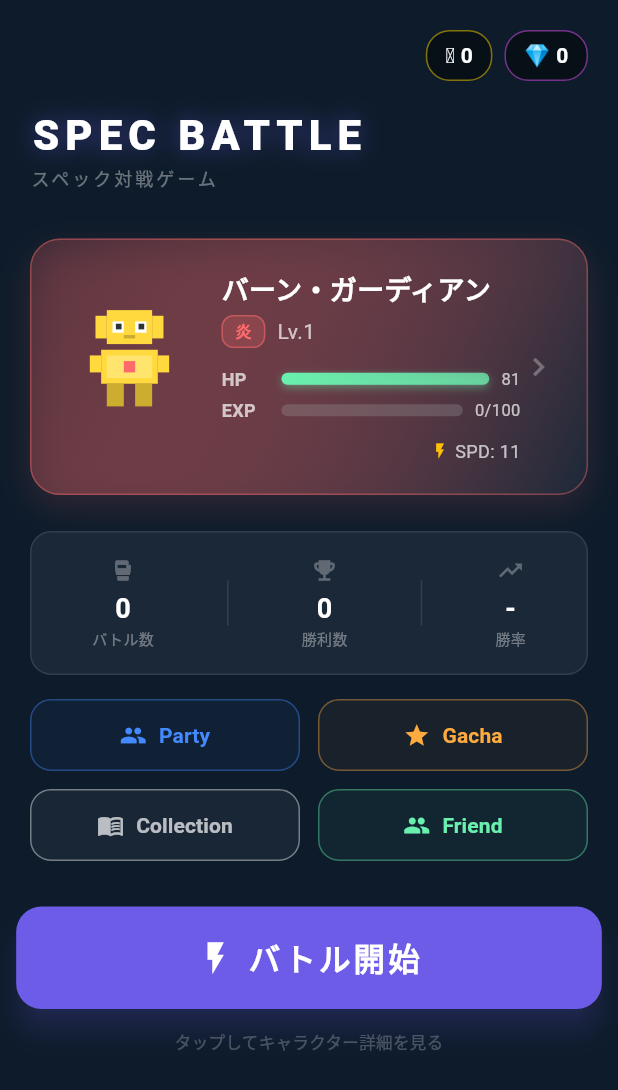
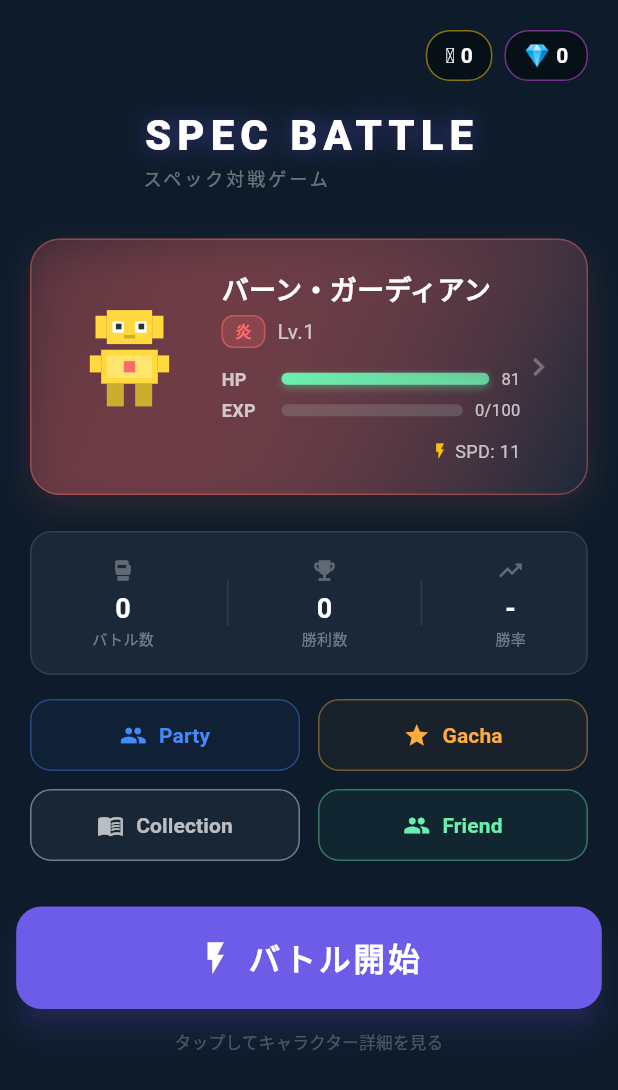
Before and after one commit to ifrit99/SmartPhoneSpecBattle, a Flutter app: the HomeScreen screen opened directly, on a phone screen of 412 x 824 dp. Shown: the top 1090 px of the screen. Run offline on Flutter 3.47's test engine with Material 3 defaults, Android fonts, the phone set to English and light mode, and no system bars; our stand-ins replace audioplayers, shared_preferences; accounts and stored records are empty.

Commit message:
refactor: Remove battery display from the home screen header and adjust the title layout.

```diff
--- a/lib/presentation/screens/home_screen.dart
+++ b/lib/presentation/screens/home_screen.dart
@@ -185,13 +185,8 @@ class _HomeScreenState extends State<HomeScreen> with TickerProviderStateMixin {
             _buildCurrencyHeader(_playerCurrency!),
             const SizedBox(height: 16),
           ],
-          // ヘッダー（タイトル + バッテリー）
-          Row(
-            mainAxisAlignment: MainAxisAlignment.spaceBetween,
-            crossAxisAlignment: CrossAxisAlignment.start,
-            children: [
-              Flexible(
-                child: Column(
+          // ヘッダー（タイトル）
+          Column(
             crossAxisAlignment: CrossAxisAlignment.start,
             children: [
               FittedBox(
@@ -220,10 +215,6 @@ class _HomeScreenState extends State<HomeScreen> with TickerProviderStateMixin {
                   letterSpacing: 2,
                 ),
               ),
-                ],
-              ),
-              ),
-              const SizedBox.shrink(),
             ],
           ),
           const SizedBox(height: 32),
```
Lines whose indentation alone changed are shown as unchanged.
